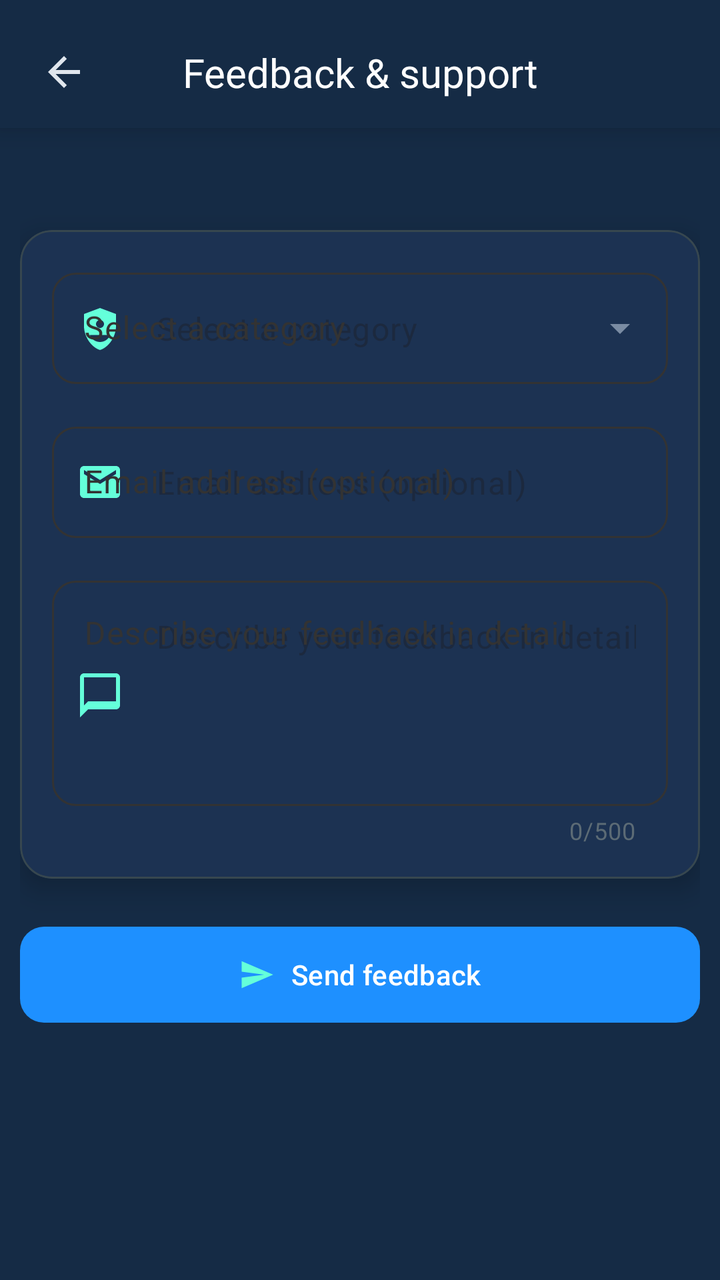
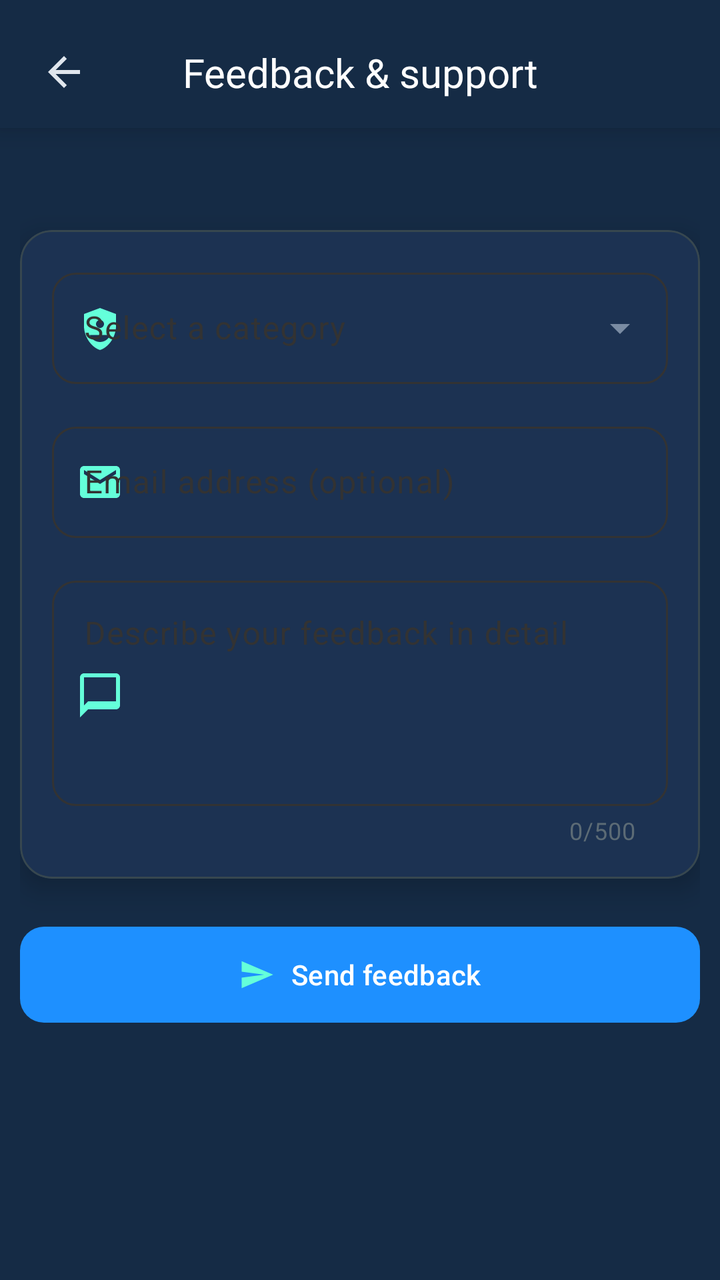

An Android layout rendered at two revisions. The XML below is the earlier revision; the diff shows what the commit changed to produce the second picture.
<!-- AndroidManifest.xml: application theme AppTheme -->
<!-- res/layout/fragment_feedback.xml -->
<?xml version="1.0" encoding="utf-8"?>
<androidx.constraintlayout.widget.ConstraintLayout
    xmlns:android="http://schemas.android.com/apk/res/android"
    xmlns:app="http://schemas.android.com/apk/res-auto"
    xmlns:tools="http://schemas.android.com/tools"
    android:layout_width="match_parent"
    android:layout_height="match_parent"
    android:background="@color/background_color"
    tools:context=".ui.tabs.settings.feedback.FeedbackFragment">

    
    <androidx.constraintlayout.widget.ConstraintLayout
        android:id="@+id/headerContainer"
        android:layout_width="match_parent"
        android:layout_height="wrap_content"
        android:paddingHorizontal="16dp"
        android:paddingTop="20dp"
        android:paddingBottom="12dp"
        android:background="@color/background_color"
        android:elevation="8dp"
        app:layout_constraintTop_toTopOf="parent">

        
        <ImageView
            android:id="@+id/btnBack"
            android:layout_width="32dp"
            android:layout_height="32dp"
            android:src="@drawable/ic_back"
            android:scaleType="center"
            app:tint="?attr/colorOnSurface"
            android:clickable="true"
            android:focusable="true"
            android:contentDescription="@string/feedback_back_button_desc"
            app:layout_constraintBottom_toBottomOf="parent"
            app:layout_constraintStart_toStartOf="parent"
            app:layout_constraintTop_toTopOf="parent" />

        
        <TextView
            android:id="@+id/tvTitle"
            style="@style/TextAppearance.Aqua.EditProfileTitle"
            android:layout_width="wrap_content"
            android:layout_height="wrap_content"
            android:text="@string/feedback_title"
            android:importantForAccessibility="yes"
            app:layout_constraintTop_toTopOf="parent"
            app:layout_constraintBottom_toBottomOf="parent"
            app:layout_constraintStart_toStartOf="parent"
            app:layout_constraintEnd_toEndOf="parent" />
    </androidx.constraintlayout.widget.ConstraintLayout>

    
    <ScrollView
        android:id="@+id/scrollContent"
        android:layout_width="0dp"
        android:layout_height="0dp"
        android:fillViewport="true"
        android:clipToPadding="false"
        app:layout_constraintTop_toBottomOf="@id/headerContainer"
        app:layout_constraintBottom_toBottomOf="parent"
        app:layout_constraintStart_toStartOf="parent"
        app:layout_constraintEnd_toEndOf="parent">

        <LinearLayout
            android:id="@+id/contentRoot"
            android:layout_width="match_parent"
            android:layout_height="wrap_content"
            android:orientation="vertical"
            android:paddingStart="10dp"
            android:paddingEnd="10dp"
            android:paddingTop="16dp"
            android:paddingBottom="16dp">

            
            <TextView
                android:id="@+id/tvSubInfo"
                style="@style/TextAppearance.Aqua.Feedback.SubInfo"
                android:layout_width="match_parent"
                android:layout_height="wrap_content"
                android:gravity="center"
                android:lineSpacingExtra="4dp"
                android:layout_marginBottom="16dp"
                android:contentDescription="@string/feedback_subinfo_desc" />

            
            <com.google.android.material.card.MaterialCardView
                android:id="@+id/cardFeedbackForm"
                android:layout_width="match_parent"
                android:layout_height="wrap_content"
                style="@style/Widget.Aqua.CardStyles">

                <LinearLayout
                    android:id="@+id/formContainer"
                    android:layout_width="match_parent"
                    android:layout_height="wrap_content"
                    android:orientation="vertical"
                    android:padding="16dp"
                    android:contentDescription="@string/feedback_form_desc">

                    
                    <com.google.android.material.textfield.TextInputLayout
                        android:id="@+id/inputLayoutCategory"
                        style="@style/AuthTextInputLayout"
                        android:layout_width="match_parent"
                        android:layout_height="wrap_content"
                        android:hint="@string/feedback_hint_category"
                        android:contentDescription="@string/feedback_category_desc"
                        app:startIconDrawable="@drawable/ic_category"
                        app:startIconTint="#64FFDA"
                        app:endIconMode="dropdown_menu"
                        app:endIconTint="#7A8CA3">

                        <AutoCompleteTextView
                            android:id="@+id/autoCategory"
                            style="@style/AuthEditText"
                            android:layout_width="match_parent"
                            android:layout_height="wrap_content"
                            android:inputType="none"
                            android:focusable="true"
                            android:clickable="true"
                            android:cursorVisible="false"
                            android:hint="@string/feedback_hint_category" />
                    </com.google.android.material.textfield.TextInputLayout>

                    
                    <com.google.android.material.textfield.TextInputLayout
                        android:id="@+id/inputLayoutEmail"
                        style="@style/AuthTextInputLayout"
                        android:layout_width="match_parent"
                        android:layout_height="wrap_content"
                        android:hint="@string/feedback_hint_email"
                        android:layout_marginTop="16dp"
                        android:contentDescription="@string/feedback_email_desc"
                        app:startIconDrawable="@drawable/ic_email"
                        app:startIconTint="#64FFDA">

                        <com.google.android.material.textfield.TextInputEditText
                            android:id="@+id/etEmail"
                            style="@style/AuthEditText"
                            android:layout_width="match_parent"
                            android:layout_height="wrap_content"
                            android:inputType="textEmailAddress"
                            android:hint="@string/feedback_hint_email" />
                    </com.google.android.material.textfield.TextInputLayout>

                    
                    <com.google.android.material.textfield.TextInputLayout
                        android:id="@+id/inputLayoutMessage"
                        style="@style/AuthTextInputLayout"
                        android:layout_width="match_parent"
                        android:layout_height="wrap_content"
                        android:hint="@string/feedback_hint_message"
                        android:layout_marginTop="16dp"
                        android:contentDescription="@string/feedback_message_area_desc"
                        app:startIconDrawable="@drawable/ic_message"
                        app:startIconTint="#64FFDA"
                        app:counterEnabled="true"
                        app:counterMaxLength="500">

                        <com.google.android.material.textfield.TextInputEditText
                            android:id="@+id/etMessage"
                            style="@style/AuthEditText"
                            android:layout_width="match_parent"
                            android:layout_height="wrap_content"
                            android:minLines="4"
                            android:gravity="top"
                            android:inputType="textMultiLine"
                            android:overScrollMode="never"
                            android:hint="@string/feedback_hint_message" />
                    </com.google.android.material.textfield.TextInputLayout>

                    
                    <TextView
                        android:id="@+id/tvSuccessMessage"
                        style="@style/TextAppearance.Aqua.Feedback.Success"
                        android:layout_width="match_parent"
                        android:layout_height="wrap_content"
                        android:layout_marginTop="12dp"
                        android:gravity="center"
                        android:visibility="gone"
                        android:alpha="0"
                        android:contentDescription="@string/feedback_success_desc" />

                </LinearLayout>
            </com.google.android.material.card.MaterialCardView>

            
            <com.google.android.material.button.MaterialButton
                android:id="@+id/btnSend"
                style="@style/Widget.Aqua.PrimaryButton"
                android:layout_width="match_parent"
                android:layout_height="wrap_content"
                android:layout_marginTop="24dp"
                android:text="@string/feedback_send"
                android:textAllCaps="false"
                app:icon="@drawable/ic_send"
                app:iconTint="#64FFDA"
                app:iconSize="18dp"
                app:iconGravity="textStart"
                app:iconPadding="8dp"
                android:contentDescription="@string/feedback_send_desc" />

            
            <TextView
                android:id="@+id/tvFooter"
                style="@style/TextAppearance.Aqua.Feedback.Footer"
                android:layout_width="match_parent"
                android:layout_height="wrap_content"
                android:layout_marginTop="12dp"
                android:layout_marginBottom="16dp"
                android:gravity="center"
                android:lineSpacingExtra="3dp"
                android:contentDescription="@string/feedback_footer_desc" />

        </LinearLayout>
    </ScrollView>

</androidx.constraintlayout.widget.ConstraintLayout>
<!-- resources referenced by this layout -->
<resources>
  <color name="background_color">#152B45</color>
  <string name="feedback_back_button_desc">
          Go back from feedback and support screen
      </string>
  <string name="feedback_category_desc">
          Dropdown input to choose the feedback category.
      </string>
  <string name="feedback_email_desc">
          Optional email field used to contact the user about their feedback.
      </string>
  <string name="feedback_footer_desc">
          Additional note explaining how feedback messages are handled.
      </string>
  <string name="feedback_form_desc">
          Feedback form container including category, email and message fields.
      </string>
  <string name="feedback_hint_category">Select a category</string>
  <string name="feedback_hint_email">Email address (optional)</string>
  <string name="feedback_hint_message">Describe your feedback in detail</string>
  <string name="feedback_message_area_desc">
          Multiline text field where the user types their feedback message.
      </string>
  <string name="feedback_send">Send feedback</string>
  <string name="feedback_send_desc">
          Button that submits the feedback form.
      </string>
  <string name="feedback_subinfo_desc">
          Short description explaining that user can send feedback about the app.
      </string>
  <string name="feedback_success_desc">
          Message shown after the feedback form is submitted successfully.
      </string>
  <string name="feedback_title">Feedback &amp; support</string>
  <style name="AuthEditText" parent="Widget.Material3.TextInputEditText.OutlinedBox">
      <item name="android:textColor">@color/auth_text_color</item>
      <item name="colorControlActivated">@color/auth_focus_color</item> 
  </style>
  <style name="TextAppearance.Aqua.EditProfileTitle" parent="TextAppearance.Material3.TitleLarge">
      <item name="fontFamily">@font/inter_semibold</item>
      <item name="android:fontFamily">@font/inter_semibold</item>
      <item name="android:textColor">@android:color/white</item>
      <item name="android:textSize">20sp</item>
  </style>
  <style name="TextAppearance.Aqua.Feedback.Success" parent="TextAppearance.Material3.BodyMedium">
      <item name="fontFamily">@font/inter_medium</item>
      <item name="android:fontFamily">@font/inter_medium</item>
      <item name="android:textColor">#64FFDA</item>
      <item name="android:textSize">15sp</item>
  </style>
  <style name="Widget.Aqua.CardStyles" parent="Widget.MaterialComponents.CardView">
      <item name="cardBackgroundColor">@color/settings_card_background</item>
      <item name="cardCornerRadius">16dp</item>
      <item name="cardElevation">8dp</item>
      <item name="cardUseCompatPadding">false</item>
  </style>
  <color name="auth_text_color">#000000</color>
  <color name="auth_focus_color">#2196F3</color>
  <color name="settings_text_secondary">#A0A0A0</color>
  <color name="settings_card_background">#1C3252</color>
  <color name="aqua_button_blue">#1E90FF</color>
  <color name="md_theme_light_primary">#2196F3</color>
  <color name="md_theme_light_onPrimary">#FFFFFF</color>
  <color name="md_theme_light_secondary">#4A6363</color>
  <color name="md_theme_light_onSecondary">#FFFFFF</color>
  <color name="md_theme_light_background">#152B45</color>
  <color name="md_theme_light_surface">#152B45</color>
  <color name="md_theme_light_onSurface">#E0E6ED</color>
  <color name="md_theme_light_surfaceVariant">#233042</color>
  <color name="md_theme_light_onSurfaceVariant">#5C6B75</color>
  <color name="md_theme_light_outline">#455A64</color>
  <color name="md_theme_light_outlineVariant">#37474F</color>
  <color name="md_theme_light_error">#D32F2F</color>
  <color name="md_theme_light_onError">#FFFFFF</color>
  <!-- unchanged entries left out for length: 10 -->
</resources>

<!-- the commit's change to res/layout/fragment_feedback.xml (unified diff, before → after) -->
@@ -118,8 +118,7 @@
                             android:inputType="none"
                             android:focusable="true"
                             android:clickable="true"
-                            android:cursorVisible="false"
-                            android:hint="@string/feedback_hint_category" />
+                            android:cursorVisible="false"/>
                     </com.google.android.material.textfield.TextInputLayout>
 
                     
@@ -139,8 +138,7 @@
                             style="@style/AuthEditText"
                             android:layout_width="match_parent"
                             android:layout_height="wrap_content"
-                            android:inputType="textEmailAddress"
-                            android:hint="@string/feedback_hint_email" />
+                            android:inputType="textEmailAddress" />
                     </com.google.android.material.textfield.TextInputLayout>
 
                     
@@ -165,8 +163,7 @@
                             android:minLines="4"
                             android:gravity="top"
                             android:inputType="textMultiLine"
-                            android:overScrollMode="never"
-                            android:hint="@string/feedback_hint_message" />
+                            android:overScrollMode="never" />
                     </com.google.android.material.textfield.TextInputLayout>
 
                     
